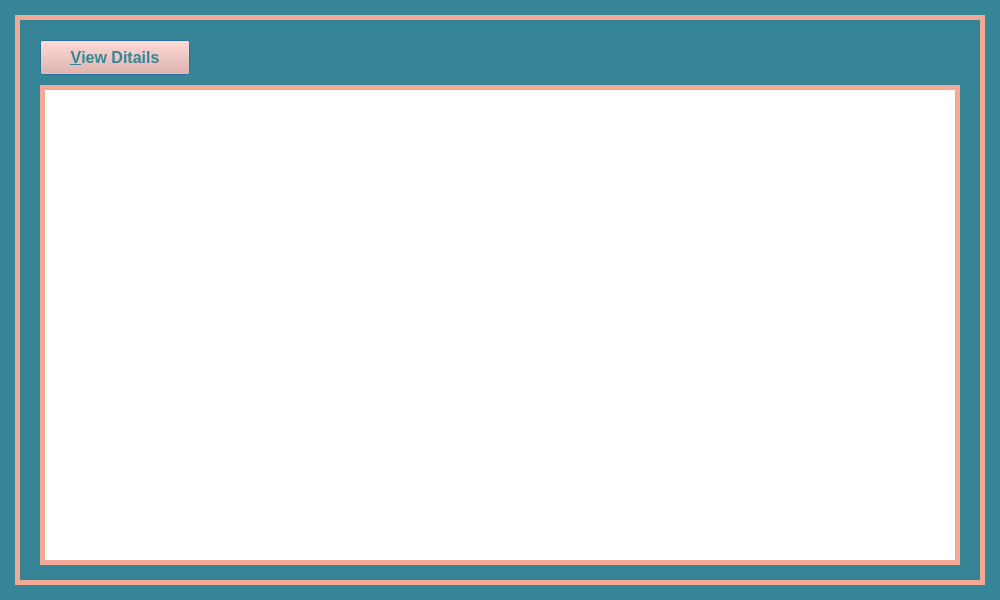
Pooryamn/QT_Shop, file DB_Shop/shop_history.ui: the form before one commit.
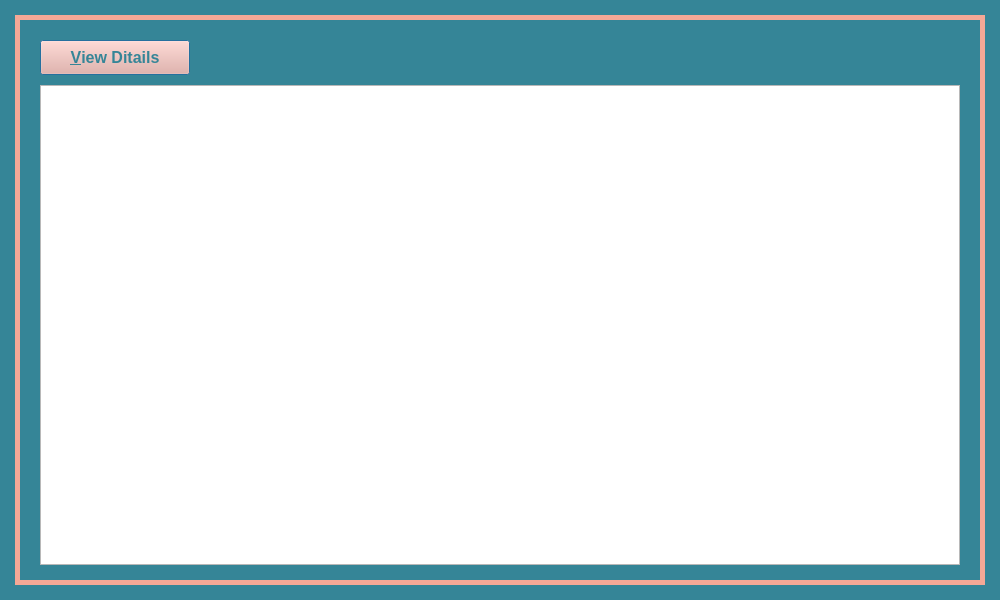
The form after the commit.

What changed in the file:
```diff
--- a/DB_Shop/shop_history.ui
+++ b/DB_Shop/shop_history.ui
@@ -55,7 +55,7 @@
     </rect>
    </property>
    <property name="styleSheet">
-    <string notr="true">border: 5px solid rgb(244, 168, 150)</string>
+    <string notr="true"/>
    </property>
   </widget>
   <widget class="QPushButton" name="btn_viewditail">
```
